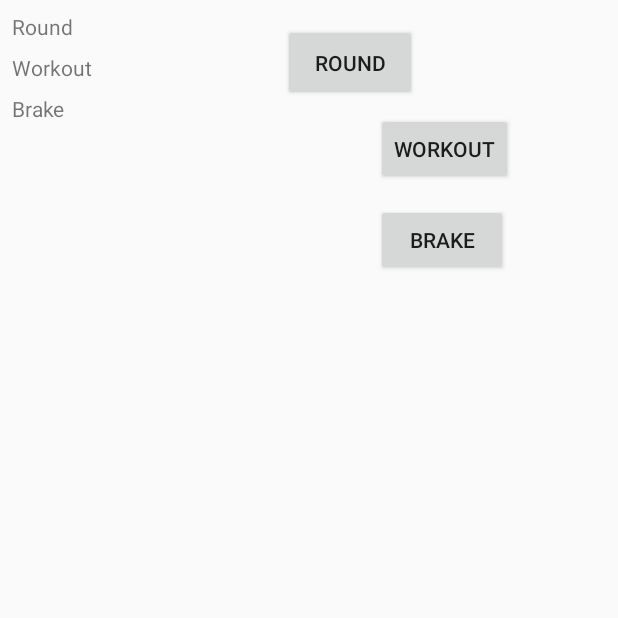
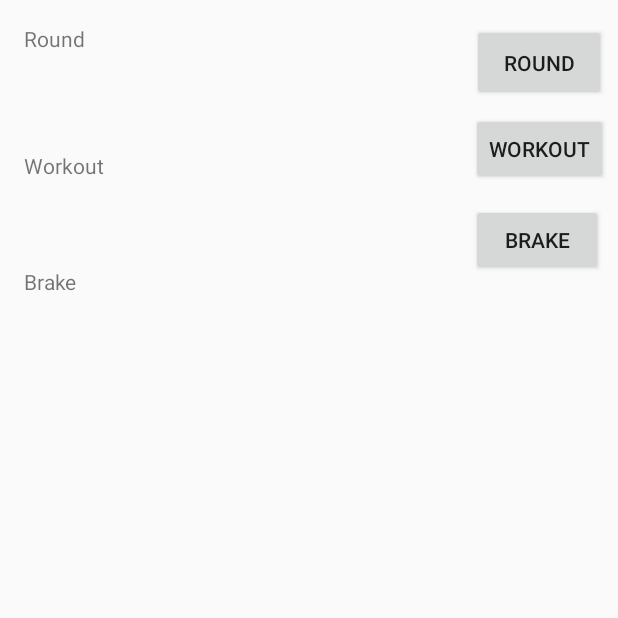
Before and after one commit to alperyazir/BoxTimer_v2, an Android app: the SettingsActivity screen opened directly, with no data from a screen before it, on a phone screen of 412 x 824 dp, the top half of it. Run offline under Robolectric (Android 15) with nearby library versions, the phone set to English and light mode, and no system bars.

```diff
--- a/app/src/main/res/layout/activity_settings.xml
+++ b/app/src/main/res/layout/activity_settings.xml
@@ -15,10 +15,7 @@
         app:layout_constraintTop_toTopOf="parent"
         android:layout_marginTop="16dp"
         android:layout_marginRight="8dp"
-        app:layout_constraintRight_toRightOf="parent"
-        app:layout_constraintLeft_toRightOf="@+id/textViewRound"
-        android:layout_marginLeft="8dp"
-        app:layout_constraintHorizontal_bias="0.512" />
+        app:layout_constraintRight_toRightOf="parent" />
 
     <Button
         android:id="@+id/buttonWorkout"
@@ -55,19 +52,19 @@
         android:layout_width="wrap_content"
         android:layout_height="wrap_content"
         android:text="Round"
-        android:layout_marginLeft="8dp"
+        android:layout_marginLeft="16dp"
         app:layout_constraintLeft_toLeftOf="parent"
         app:layout_constraintTop_toTopOf="parent"
-        android:layout_marginTop="8dp" />
+        android:layout_marginTop="16dp" />
 
     <TextView
         android:id="@+id/textViewWorkout"
         android:layout_width="wrap_content"
         android:layout_height="wrap_content"
         android:text="Workout"
-        android:layout_marginTop="8dp"
+        android:layout_marginTop="65dp"
         app:layout_constraintTop_toBottomOf="@+id/textViewRound"
-        android:layout_marginLeft="8dp"
+        android:layout_marginLeft="16dp"
         app:layout_constraintLeft_toLeftOf="parent" />
 
     <TextView
@@ -75,8 +72,8 @@
         android:layout_width="wrap_content"
         android:layout_height="wrap_content"
         android:text="Brake"
-        android:layout_marginTop="8dp"
+        android:layout_marginTop="58dp"
         app:layout_constraintTop_toBottomOf="@+id/textViewWorkout"
-        android:layout_marginLeft="8dp"
+        android:layout_marginLeft="16dp"
         app:layout_constraintLeft_toLeftOf="parent" />
 </android.support.constraint.ConstraintLayout>
```
